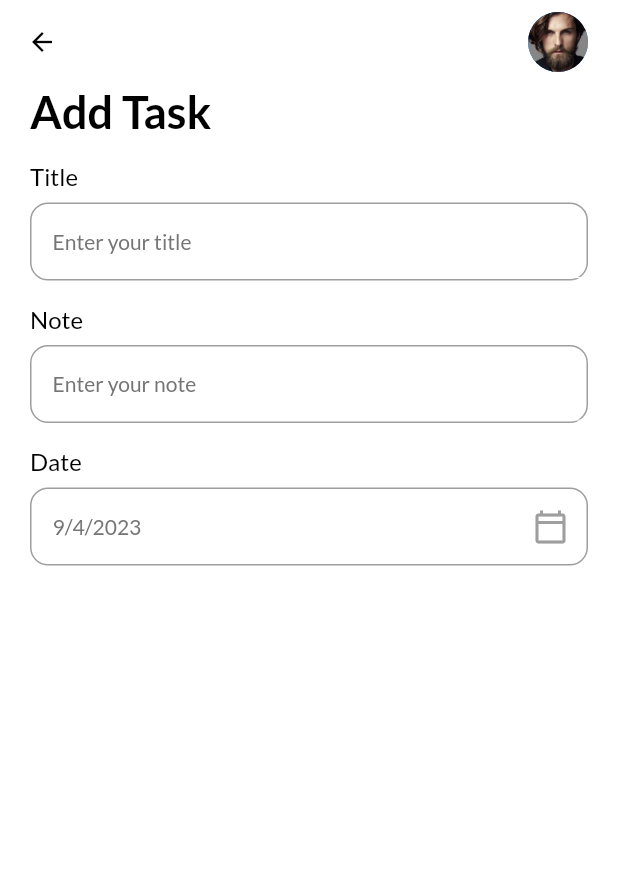
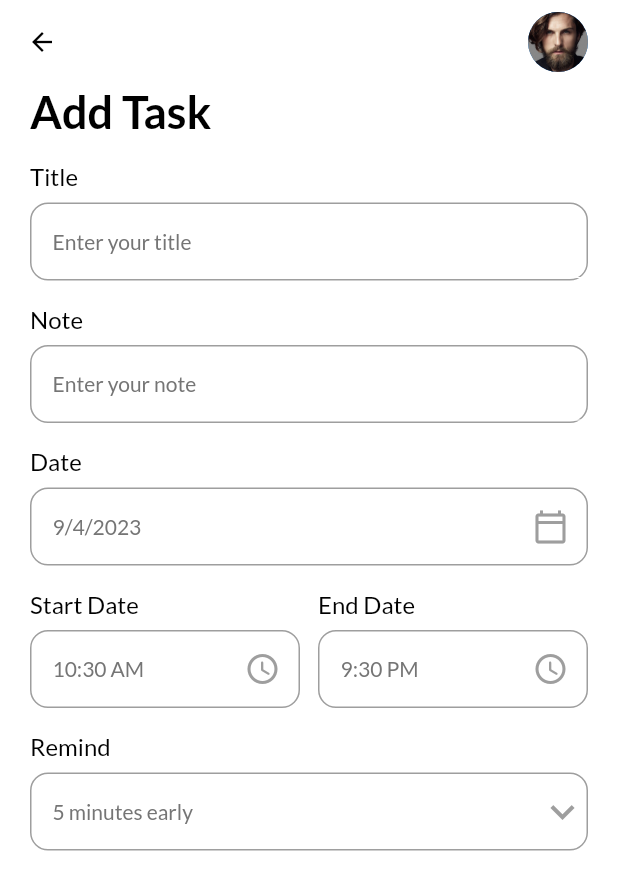
Before and after one commit to caonguyen21/TodoApp, a Flutter app: the screen it shows after launch, after a tap on "+ Add Task", on a phone screen of 412 x 824 dp. Shown: the top 890 px of the screen. Run offline on Flutter 3.47's test engine with Material 2 defaults, Android fonts, the light colour scheme and no system bars; our stand-ins replace date_picker_timeline, flutter_local_notifications, get, get_storage, google_fonts.

Commit message:
showTimePicker , dropdown list

```diff
--- a/lib/main.dart
+++ b/lib/main.dart
@@ -23,6 +23,6 @@ class MyApp extends StatelessWidget {
         theme: Themes.light,
         darkTheme: Themes.dark,
         themeMode: ThemeService().theme,
-        home: HomePage());
+        home: const HomePage());
   }
 }
--- a/lib/services/theme_services.dart
+++ b/lib/services/theme_services.dart
@@ -27,6 +27,7 @@ TextStyle get subHeadingStyle {
           color: Get.isDarkMode ? Colors.grey[400] : Colors.grey));
 }
 
+// ignore: non_constant_identifier_names
 TextStyle get HeadingStyle {
   return GoogleFonts.lato(
       textStyle: TextStyle(
--- a/lib/ui/add_task_bar.dart
+++ b/lib/ui/add_task_bar.dart
@@ -14,6 +14,10 @@ class AddTaskPage extends StatefulWidget {
 
 class _AddTaskPageState extends State<AddTaskPage> {
   DateTime _selectedDate = DateTime.now();
+  String _endTime = "9:30 PM";
+  String _startTime = DateFormat("hh:mm a").format(DateTime.now()).toString();
+  int _selectedRemind = 5;
+  List<int> remindList = [5, 10, 15, 20];
 
   @override
   Widget build(BuildContext context) {
@@ -30,17 +34,79 @@ class _AddTaskPageState extends State<AddTaskPage> {
                 "Add Task",
                 style: HeadingStyle,
               ),
-              MyInputField(title: "Title", hint: "Enter your title"),
-              MyInputField(title: "Note", hint: "Enter your note"),
+              const MyInputField(title: "Title", hint: "Enter your title"),
+              const MyInputField(title: "Note", hint: "Enter your note"),
               MyInputField(
                 title: "Date",
                 hint: DateFormat.yMd().format(_selectedDate),
                 widget: IconButton(
-                    icon: Icon(Icons.calendar_today_outlined),
+                    icon: const Icon(Icons.calendar_today_outlined),
                     color: Colors.grey,
                     onPressed: () {
                       _getDateFromUser();
                     }),
+              ),
+              Row(
+                children: [
+                  Expanded(
+                      child: MyInputField(
+                    title: "Start Date",
+                    hint: _startTime,
+                    widget: IconButton(
+                      onPressed: () {
+                        _getTimeForUser(isStartTime: true);
+                      },
+                      icon: const Icon(
+                        Icons.access_time_rounded,
+                        color: Colors.grey,
+                      ),
+                    ),
+                  )),
+                  const SizedBox(
+                    width: 12,
+                  ),
+                  Expanded(
+                      child: MyInputField(
+                    title: "End Date",
+                    hint: _endTime,
+                    widget: IconButton(
+                      onPressed: () {
+                        _getTimeForUser(isStartTime: false);
+                      },
+                      icon: const Icon(
+                        Icons.access_time_rounded,
+                        color: Colors.grey,
+                      ),
+                    ),
+                  ))
+                ],
+              ),
+              MyInputField(
+                title: "Remind",
+                hint: "$_selectedRemind minutes early",
+                widget: DropdownButton(
+                  icon: const Icon(
+                    Icons.keyboard_arrow_down,
+                    color: Colors.grey,
+                  ),
+                  iconSize: 32,
+                  elevation: 4,
+                  onChanged: (String? newValue) {
+                    setState(() {
+                      _selectedRemind = int.parse(newValue!);
+                    });
+                  },
+                  style: subTitleStyle,
+                  underline: Container(
+                    height: 0,
+                  ),
+                  items: remindList.map<DropdownMenuItem<String>>((int value) {
+                    return DropdownMenuItem<String>(
+                      value: value.toString(),
+                      child: Text(value.toString()),
+                    );
+                  }).toList(),
+                ),
               ),
             ],
           ),
@@ -88,4 +154,28 @@ class _AddTaskPageState extends State<AddTaskPage> {
       print("error");
     }
   }
+
+  _getTimeForUser({required bool isStartTime}) async {
+    _showTimePicker();
+    var pickerTime = await _showTimePicker();
+    String _fomatedTime = pickerTime.format(context);
+    if (pickerTime == null) {
+      print("Time canceld!");
+    } else if (isStartTime == true) {
+      _startTime = _fomatedTime;
+    } else if (isStartTime == false) {
+      setState(() {
+        _endTime = _fomatedTime;
+      });
+    }
+  }
+
+  _showTimePicker() {
+    return showTimePicker(
+        initialEntryMode: TimePickerEntryMode.input,
+        context: context,
+        initialTime: TimeOfDay(
+            hour: int.parse(_startTime.split(":")[0]),
+            minute: int.parse(_startTime.split(":")[1].split(" ")[0])));
+  }
 }
--- a/lib/ui/home_page.dart
+++ b/lib/ui/home_page.dart
@@ -44,8 +44,7 @@ class _HomePageState extends State<HomePage> {
       child: Row(
         mainAxisAlignment: MainAxisAlignment.spaceBetween,
         children: [
-          Container(
-            child: Column(
+          Column(
             crossAxisAlignment: CrossAxisAlignment.start,
             children: [
               Text(
@@ -57,7 +56,6 @@ class _HomePageState extends State<HomePage> {
                 style: HeadingStyle,
               )
             ],
-            ),
           ),
           MyButton(
               label: "+ Add Task", onTap: () => Get.to(const AddTaskPage()))
@@ -107,15 +105,15 @@ class _HomePageState extends State<HomePage> {
         selectionColor: primaryClr,
         selectedTextColor: Colors.white,
         dateTextStyle: GoogleFonts.lato(
-          textStyle: TextStyle(
+          textStyle: const TextStyle(
               fontSize: 20, fontWeight: FontWeight.w600, color: Colors.grey),
         ),
         dayTextStyle: GoogleFonts.lato(
-          textStyle: TextStyle(
+          textStyle: const TextStyle(
               fontSize: 16, fontWeight: FontWeight.w600, color: Colors.grey),
         ),
         monthTextStyle: GoogleFonts.lato(
-          textStyle: TextStyle(
+          textStyle: const TextStyle(
               fontSize: 14, fontWeight: FontWeight.w600, color: Colors.grey),
         ),
         onDateChange: (date) {
--- a/lib/ui/widgets/input_field.dart
+++ b/lib/ui/widgets/input_field.dart
@@ -19,7 +19,7 @@ class MyInputField extends StatelessWidget {
   @override
   Widget build(BuildContext context) {
     return Container(
-      margin: EdgeInsets.only(top: 16),
+      margin: const EdgeInsets.only(top: 16),
       child: Column(
         crossAxisAlignment: CrossAxisAlignment.start,
         children: [
@@ -48,11 +48,12 @@ class MyInputField extends StatelessWidget {
                       hintText: hint,
                       hintStyle: subTitleStyle,
                       focusedBorder: UnderlineInputBorder(
-                          borderSide:
-                              BorderSide(color: context.theme.backgroundColor)),
+                          borderSide: BorderSide(
+                              color: context.theme.colorScheme.background)),
                       enabledBorder: UnderlineInputBorder(
                           borderSide: BorderSide(
-                              color: context.theme.backgroundColor, width: 0))),
+                              color: context.theme.colorScheme.background,
+                              width: 0))),
                 )),
                 widget == null
                     ? Container()
```
Lines whose indentation alone changed are shown as unchanged.
